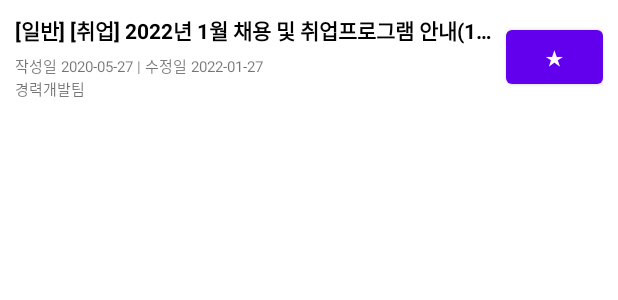
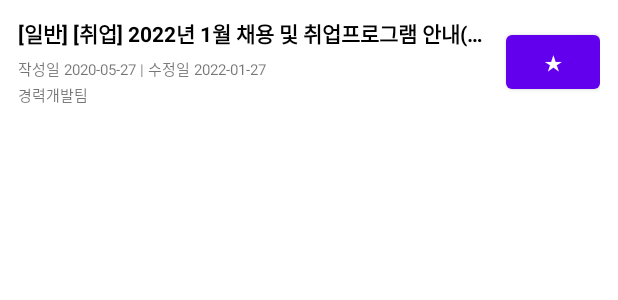
Before and after one commit to kw-service/kw-notice-v1, an Android app: the layout item_kw_home_notice.xml on its own in the app's theme, with its tools: preview values and no code run, on a phone screen of 412 x 824 dp. Shown: the top 300 px of the screen. Run offline under Robolectric (Android 15) with nearby library versions, the phone set to English and light mode, and no system bars.

Commit message:
apply ripple effect on recyclerView item

```diff
--- a/kw-notice-android/app/src/main/java/dev/yjyoon/kwnotice/view/notice/NoticeActivity.kt
+++ b/kw-notice-android/app/src/main/java/dev/yjyoon/kwnotice/view/notice/NoticeActivity.kt
@@ -6,6 +6,7 @@ import androidx.fragment.app.Fragment
 import com.google.android.material.tabs.TabLayoutMediator
 import dev.yjyoon.kwnotice.databinding.ActivityNoticeBinding
 import dev.yjyoon.kwnotice.view.notice.kwhome.KwHomeNoticeFragment
+import dev.yjyoon.kwnotice.view.notice.swcentral.SwCentralNoticeFragment
 
 class NoticeActivity : AppCompatActivity() {
 
--- a/kw-notice-android/app/src/main/res/layout/item_kw_home_notice.xml
+++ b/kw-notice-android/app/src/main/res/layout/item_kw_home_notice.xml
@@ -3,9 +3,12 @@
     xmlns:tools="http://schemas.android.com/tools"
     android:layout_width="match_parent"
     android:layout_height="wrap_content"
-    android:layout_margin="10dp"
+    android:background="?android:attr/selectableItemBackground"
+    android:clickable="true"
+    android:focusable="true"
     android:gravity="center_vertical"
-    android:orientation="horizontal">
+    android:orientation="horizontal"
+    android:padding="12dp">
 
     <LinearLayout
         android:layout_width="0dp"
@@ -36,6 +39,10 @@
             android:text="작성일 2020-05-27 | 수정일 2022-01-27"
             android:textSize="10sp" />
 
+        <Space
+            android:layout_width="match_parent"
+            android:layout_height="2dp" />
+
         <TextView
             android:id="@+id/kwHomeNoticeDepartment"
             android:layout_width="match_parent"
@@ -46,7 +53,7 @@
     </LinearLayout>
 
     <Space
-        android:layout_width="7dp"
+        android:layout_width="12dp"
         android:layout_height="7dp" />
 
     <Button
```
